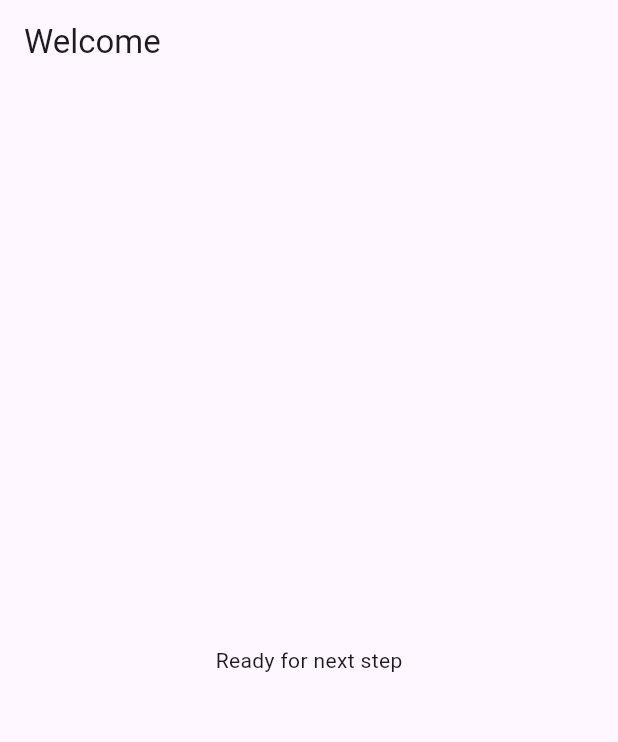
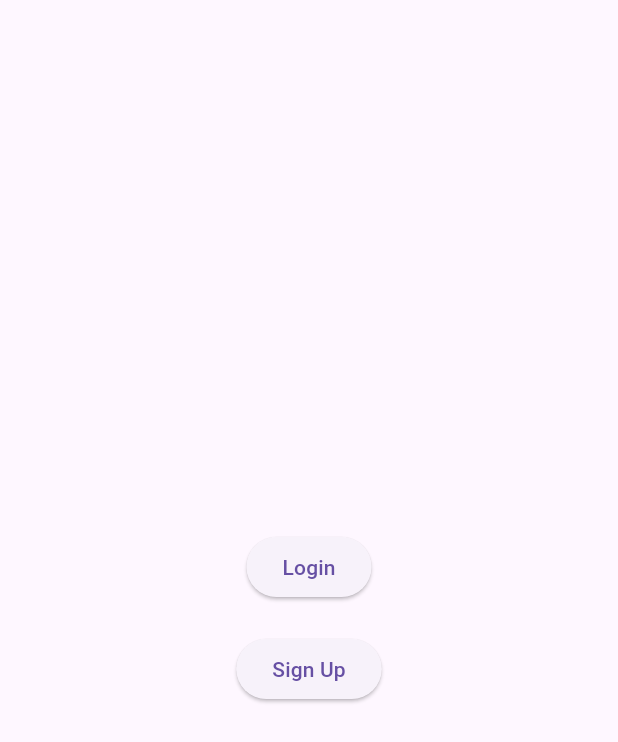
Before and after one commit to mabkhaled/my_simple_app, a Flutter app: the screen it shows after launch, on a phone screen of 412 x 824 dp. Shown: the top 742 px of the screen. Run offline on Flutter 3.47's test engine with Material 3 defaults, Android fonts, the phone set to English and light mode, and no system bars; our stand-ins replace firebase_auth, firebase_core, sqflite; accounts and stored records are empty.

Commit message:
Add Firebase authentication with login/signup screens

```diff
--- /dev/null
+++ b/lib/auth_wrapper.dart
@@ -0,0 +1,21 @@
+import 'package:flutter/material.dart';
+import 'package:firebase_auth/firebase_auth.dart';
+import 'screens/auth_screen.dart';
+import 'screens/post_list_screen.dart';
+
+class AuthWrapper extends StatelessWidget {
+  const AuthWrapper({super.key});
+
+  @override
+  Widget build(BuildContext context) {
+    return StreamBuilder<User?>(
+      stream: FirebaseAuth.instance.authStateChanges(),
+      builder: (context, snapshot) {
+        if (snapshot.connectionState == ConnectionState.active) {
+          return snapshot.hasData ? PostListScreen() : AuthScreen();
+        }
+        return const Scaffold(body: Center(child: CircularProgressIndicator()));
+      },
+    );
+  }
+}
--- a/lib/main.dart
+++ b/lib/main.dart
@@ -1,6 +1,10 @@
 import 'package:flutter/material.dart';
+import 'firebase_init.dart';
+import 'auth_wrapper.dart';
 
-void main() {
+void main() async {
+  WidgetsFlutterBinding.ensureInitialized();
+  await initializeFirebase();
   runApp(const MyApp());
 }
 
@@ -10,11 +14,9 @@ class MyApp extends StatelessWidget {
   @override
   Widget build(BuildContext context) {
     return MaterialApp(
-      title: 'My Simple App',
-      home: Scaffold(
-        appBar: AppBar(title: const Text('Welcome')),
-        body: const Center(child: Text('Ready for next step')),
-      ),
+      title: 'Auth Demo',
+      theme: ThemeData(primarySwatch: Colors.blue),
+      home: const AuthWrapper(),
     );
   }
 }
--- /dev/null
+++ b/lib/screens/auth_screen.dart
@@ -0,0 +1,35 @@
+import 'package:flutter/material.dart';
+import 'login_screen.dart';
+import 'signup_screen.dart';
+
+class AuthScreen extends StatelessWidget {
+  const AuthScreen({super.key});
+
+  @override
+  Widget build(BuildContext context) {
+    return Scaffold(
+      body: Center(
+        child: Column(
+          mainAxisAlignment: MainAxisAlignment.center,
+          children: [
+            ElevatedButton(
+              onPressed: () => Navigator.push(
+                context,
+                MaterialPageRoute(builder: (_) => LoginScreen()),
+              ),
+              child: const Text('Login'),
+            ),
+            const SizedBox(height: 20),
+            ElevatedButton(
+              onPressed: () => Navigator.push(
+                context,
+                MaterialPageRoute(builder: (_) => SignupScreen()),
+              ),
+              child: const Text('Sign Up'),
+            ),
+          ],
+        ),
+      ),
+    );
+  }
+}
--- a/pubspec.yaml
+++ b/pubspec.yaml
@@ -33,8 +33,8 @@ dependencies:
   http: ^0.13.5
   sqflite: ^2.2.8+4
   path: ^1.8.3
-  firebase_core: ^2.32.0  # Firebase core
-  firebase_auth: ^4.11.1  # Auth package
+  firebase_core: ^3.12.1  # Firebase core
+  firebase_auth: ^5.5.1  # Auth package
 
   # The following adds the Cupertino Icons font to your application.
   # Use with the CupertinoIcons class for iOS style icons.
```
Also changed, not shown: lib/firebase_init.dart (added, +16 -0 lines), lib/screens/login_screen.dart (added, +69 -0 lines), lib/screens/post_list_screen.dart (added, +22 -0 lines), lib/screens/signup_screen.dart (added, +77 -0 lines), 7 other files.
